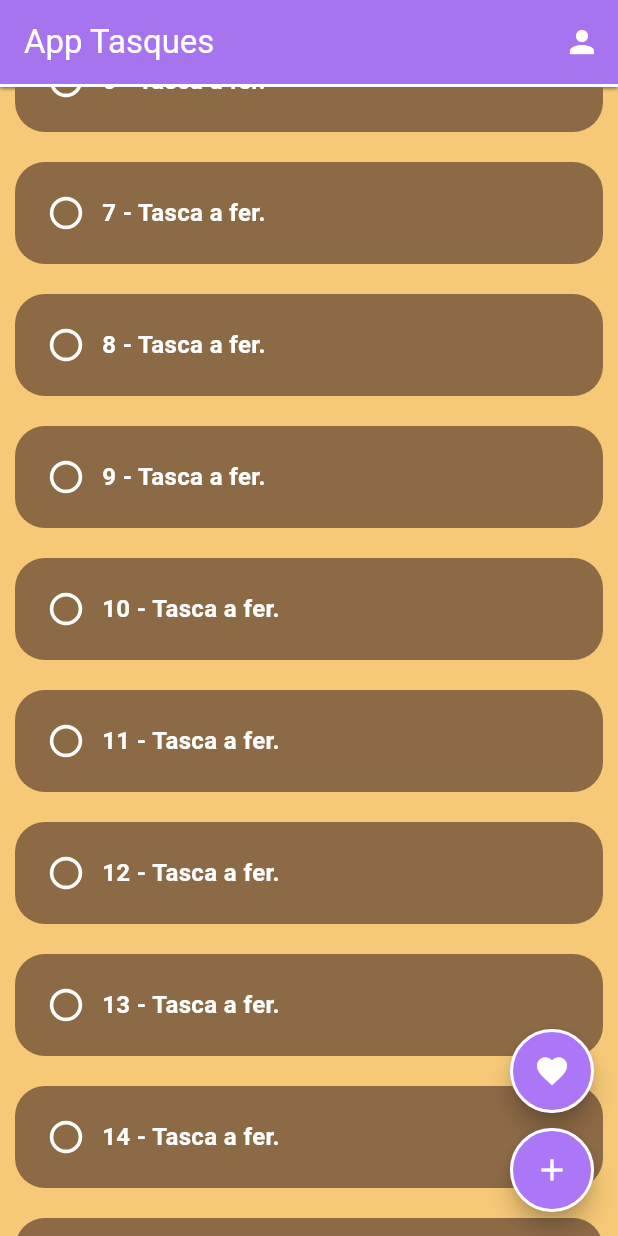
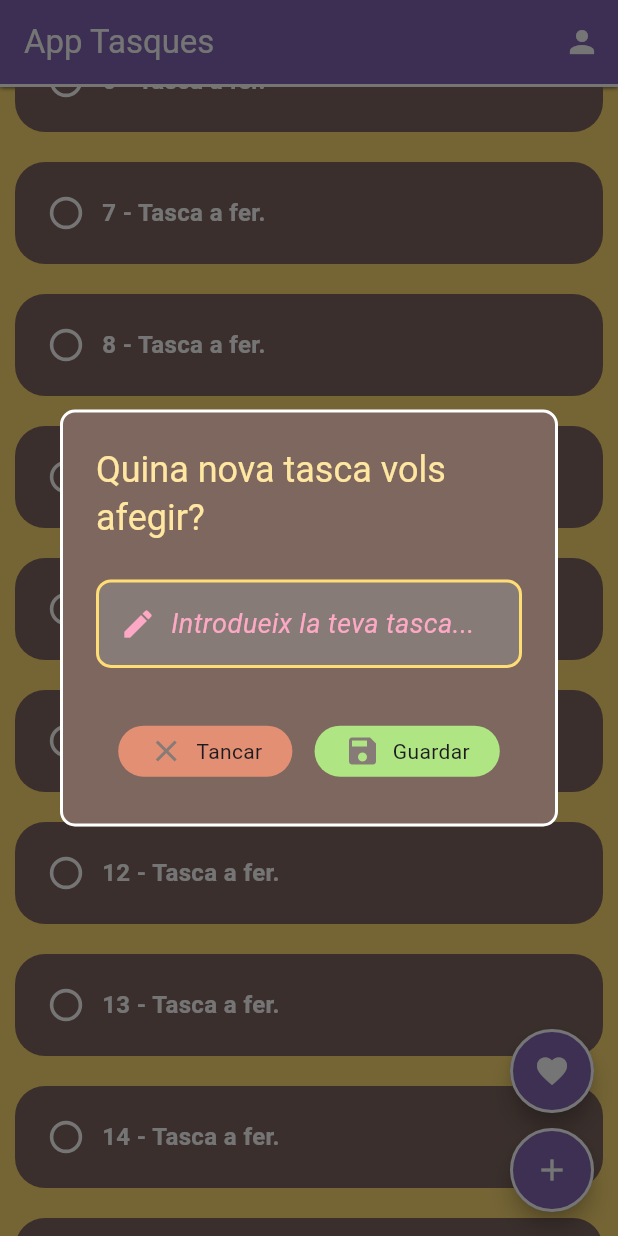
Before and after one commit to CER-ArnauRP/app_tasques_classe_2526, a Flutter app: the screen it shows after launch, scrolled down 576 dp, after a tap on the "add" icon, on a phone screen of 412 x 824 dp. Run offline on Flutter 3.47's test engine with Material 3 defaults, Android fonts, the phone set to English and light mode, and no system bars.

Commit message:
Estil Dialog fet

```diff
--- a/lib/colors_app.dart
+++ b/lib/colors_app.dart
@@ -3,15 +3,17 @@ import 'package:flutter/material.dart';
 
 class ColorsApp {
 
-  static Color colorPrimari = const Color.fromARGB(255, 246, 201, 119);
-  static Color colorPrimariAccent = const Color.fromARGB(255, 254, 182, 47);
+  static const Color colorPrimari = Color.fromARGB(255, 255, 220, 116);
+  static const Color colorPrimariClar = Color.fromARGB(255, 255, 231, 161);
+  static const Color colorPrimariAccent = Color.fromARGB(255, 132, 104, 181);
+  static const Color colorPrimariAccent2 = Color.fromARGB(255, 253, 169, 197);
+  static const Color colorPrimariAccent3 = Color.fromARGB(255, 215, 86, 129);
 
-  static Color colorSecundari = const Color.fromRGBO(172, 119, 246, 1);
-  static Color colorSecundariAccent = const Color.fromRGBO(129, 27, 255, 1);
+  static const Color colorBlanc = Color.fromARGB(255, 255, 255, 255);
+  static const Color colorFonsDialog = Color.fromARGB(255, 150, 150, 150);
+  static const Color colorMarro = Color.fromARGB(255, 126, 103, 95);
+  static const Color colorMarroClar = Color.fromARGB(255, 135, 123, 119);
 
-  static Color colorTerciari = const Color.fromARGB(255, 141, 106, 70);
-
-  static Color colorBlanc = const Color.fromARGB(255, 255, 255, 255);
-
-  static Color colorRosa = Colors.pink;
+  static const Color colorAcceptar = Color.fromARGB(255, 175, 230, 131);
+  static const Color colorRefusar = Color.fromARGB(255, 227, 143, 115);
 }
--- /dev/null
+++ b/lib/components/boto_dialog.dart
@@ -0,0 +1,47 @@
+import 'package:app_tasques_classe_2526/colors_app.dart';
+import 'package:flutter/material.dart';
+
+class BotoDialog extends StatelessWidget {
+
+  final String textBoto;
+  final Color colorBoto;
+  final Icon iconaBoto;
+  final Function() accioBoto;
+
+  const BotoDialog({
+    super.key,
+    required this.textBoto,
+    required this.colorBoto,
+    required this.iconaBoto,
+    required this.accioBoto,
+  });
+
+  @override
+  Widget build(BuildContext context) {
+
+    return GestureDetector(
+      onTap: accioBoto,
+      child: Container(
+
+        padding: EdgeInsets.symmetric(horizontal: 20, vertical: 5),
+
+        decoration: BoxDecoration(
+          color: colorBoto,
+          borderRadius: BorderRadius.circular(20),
+        ),
+
+        child: Row(
+
+          children: [
+
+            Icon(iconaBoto.icon, color: ColorsApp.colorMarroClar,),
+
+            SizedBox(width: 8),
+
+            Text(textBoto),
+          ],
+        ),
+      ),
+    );
+  }
+}
--- /dev/null
+++ b/lib/components/dialog_nova_tasca.dart
@@ -0,0 +1,77 @@
+import 'package:app_tasques_classe_2526/colors_app.dart';
+import 'package:app_tasques_classe_2526/components/boto_dialog.dart';
+import 'package:app_tasques_classe_2526/components/textfield_personalitzat.dart';
+import 'package:flutter/material.dart';
+
+class DialogNovaTasca extends StatelessWidget {
+  const DialogNovaTasca({super.key});
+
+  @override
+  Widget build(BuildContext context) {
+
+    return AlertDialog(
+
+      backgroundColor: ColorsApp.colorMarro,
+      shape: RoundedRectangleBorder(
+        borderRadius: BorderRadiusGeometry.circular(10),
+        side: BorderSide(color: ColorsApp.colorBlanc, width: 2),
+      ),
+
+
+
+      title: Text(
+        "Quina nova tasca vols afegir?",
+        style: TextStyle(
+          color: ColorsApp.colorPrimariClar,
+        ),
+      ),
+
+      content: Container(
+
+        height: 150,
+        width: MediaQuery.of(context).size.width * 0.8,
+
+        child: Column(
+          mainAxisAlignment: MainAxisAlignment.spaceEvenly,
+          children: [
+            TextfieldPersonalitzat(),
+
+            SizedBox(height: 20),
+
+            Row(
+              mainAxisAlignment: MainAxisAlignment.spaceEvenly,
+              children: [
+
+                BotoDialog(
+                  textBoto: "Tancar",
+                  colorBoto: ColorsApp.colorRefusar,
+                  iconaBoto: Icon(Icons.close),
+                  accioBoto: () {
+                    tancaDialog(context);
+                  },
+                ),
+
+                BotoDialog(
+                  textBoto: "Guardar",
+                  colorBoto: ColorsApp.colorAcceptar,
+                  iconaBoto: Icon(Icons.save),
+                  accioBoto: () {
+                    guardaTasca(context);
+                  },
+                ),
+              ],
+            ),
+          ],
+        ),
+      ),
+    );
+  }
+
+  void guardaTasca(BuildContext context) {
+    Navigator.of(context).pop();
+  }
+
+  void tancaDialog(BuildContext context) {
+    Navigator.of(context).pop();
+  }
+}
--- a/lib/components/item_tasca.dart
+++ b/lib/components/item_tasca.dart
@@ -40,7 +40,7 @@ class _ItemTascaState extends State<ItemTasca> {
       padding: const EdgeInsets.all(10),
 
       decoration: BoxDecoration(
-        color: ColorsApp.colorTerciari,
+        color: ColorsApp.colorMarro,
         borderRadius: BorderRadius.circular(20),
       ),
 
@@ -57,7 +57,7 @@ class _ItemTascaState extends State<ItemTasca> {
               ),
               shape: CircleBorder(),
               value: valorCheckbox,
-              checkColor: ColorsApp.colorRosa,
+              checkColor: ColorsApp.colorPrimariAccent3,
               activeColor: ColorsApp.colorBlanc,
               hoverColor: ColorsApp.colorPrimariAccent,
               onChanged: (valor){
--- /dev/null
+++ b/lib/components/textfield_personalitzat.dart
@@ -0,0 +1,53 @@
+import 'package:app_tasques_classe_2526/colors_app.dart';
+import 'package:flutter/material.dart';
+
+class TextfieldPersonalitzat extends StatelessWidget {
+  const TextfieldPersonalitzat({super.key});
+
+  @override
+  Widget build(BuildContext context) {
+
+    return TextField(
+
+      cursorColor: ColorsApp.colorPrimariAccent2,
+      cursorWidth: 3,
+
+      style: TextStyle(
+        color: ColorsApp.colorPrimari,
+        fontSize: 18,
+        fontWeight: FontWeight.bold,
+      ),
+
+      decoration: InputDecoration(
+        hint: Row(
+          children: [
+            Icon(Icons.edit, color: ColorsApp.colorPrimariAccent2,),
+            SizedBox(width: 10),
+            Text(
+              "Introdueix la teva tasca...",
+              style: TextStyle(
+                color: ColorsApp.colorPrimariAccent2,
+                fontSize: 18,
+                fontStyle: FontStyle.italic,
+              ),
+            ),
+          ],
+        ),
+        filled: true,
+        fillColor: ColorsApp.colorMarroClar,
+
+        // Aspecte de la bora quan el TextField esta habilitat.
+        enabledBorder: OutlineInputBorder(
+          borderRadius: BorderRadius.circular(10),
+          borderSide: BorderSide(color: ColorsApp.colorPrimari, width: 2),
+        ),
+
+        // Aspecte de la bora quan el TextField està en focus (cursor a dins).
+        focusedBorder: UnderlineInputBorder(
+          borderSide: BorderSide(color: ColorsApp.colorPrimariAccent2, width: 3),
+        ),
+
+      ),
+    );
+  }
+}
--- a/lib/pagines/pagina_principal/pagina_principal_petita.dart
+++ b/lib/pagines/pagina_principal/pagina_principal_petita.dart
@@ -1,4 +1,5 @@
 import 'package:app_tasques_classe_2526/colors_app.dart';
+import 'package:app_tasques_classe_2526/components/dialog_nova_tasca.dart';
 import 'package:app_tasques_classe_2526/components/item_tasca.dart';
 import 'package:flutter/material.dart';
 
@@ -10,7 +11,7 @@ class PaginaPrincipalPetita extends StatelessWidget {
     return Scaffold(
       backgroundColor: ColorsApp.colorPrimari,
       appBar: AppBar(
-        backgroundColor: ColorsApp.colorSecundari,
+        backgroundColor: ColorsApp.colorPrimariAccent,
         title: Text(
           "App Tasques",
           style: TextStyle(
@@ -59,7 +60,7 @@ class PaginaPrincipalPetita extends StatelessWidget {
         children: [
           FloatingActionButton(
             onPressed: () {},
-            backgroundColor: ColorsApp.colorSecundari,
+            backgroundColor: ColorsApp.colorPrimariAccent,
             shape: CircleBorder(side: BorderSide(color: ColorsApp.colorBlanc, width: 2)),
             child: Icon(Icons.favorite, color: ColorsApp.colorBlanc,),
           ),
@@ -67,8 +68,10 @@ class PaginaPrincipalPetita extends StatelessWidget {
           SizedBox(height: 10,),
 
           FloatingActionButton(
-            onPressed: () {},
-            backgroundColor: ColorsApp.colorSecundari,
+            onPressed: () {
+              obreDialogNovaTasca(context);
+            },
+            backgroundColor: ColorsApp.colorPrimariAccent,
             shape: CircleBorder(side: BorderSide(color: ColorsApp.colorBlanc, width: 2)),
             child: Icon(Icons.add, color: ColorsApp.colorBlanc,),
           ),
@@ -76,4 +79,16 @@ class PaginaPrincipalPetita extends StatelessWidget {
       ),
     );
   }
+
+  void obreDialogNovaTasca(BuildContext context){
+
+    // showDialog és una funció de Flutter que obre un Dialog que haguem creat/definit.
+    showDialog(
+      context: context,
+      builder: (context) {
+
+        return DialogNovaTasca();
+      },
+    );
+  }
 }
```
